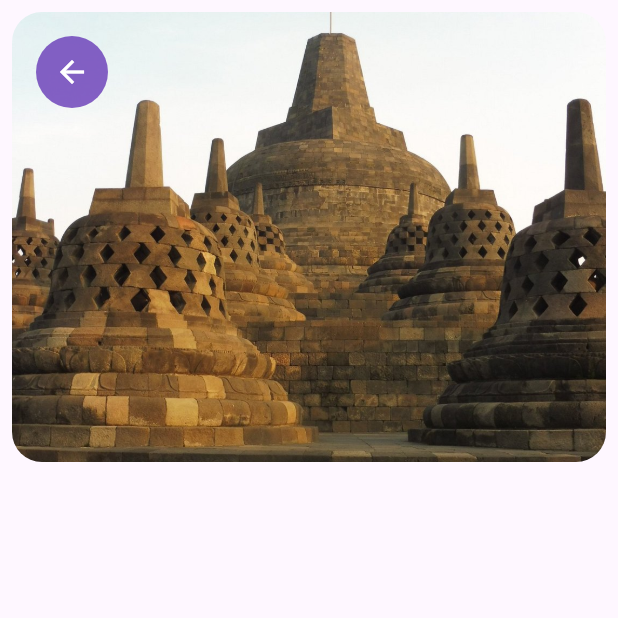
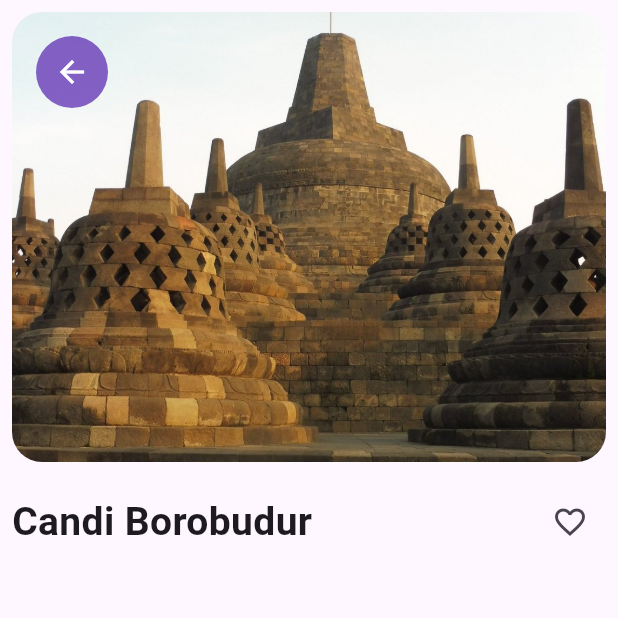
Before and after one commit to ahmfarisi/wisata_candi, a Flutter app: the screen it shows after launch, on a phone screen of 412 x 824 dp, the top half of it. Run offline on Flutter 3.47's test engine with Material 3 defaults, Android fonts, the phone set to English and light mode, and no system bars.

Commit message:
Tambah bagian Detail Info (nama candi dan tombol favorit) di DetailScreen
Co-Authored-By: Claude Opus 5.5 <noreply@anthropic.com>

```diff
--- a/lib/screens/detail_screen.dart
+++ b/lib/screens/detail_screen.dart
@@ -10,7 +10,7 @@ class DetailScreen extends StatelessWidget {
     return Scaffold(
       body: Column(
         children: [
-          // Detail Header
+          // DETAIL HEADER
           Stack(
             children: [
               // Gambar Candi
@@ -42,8 +42,35 @@ class DetailScreen extends StatelessWidget {
               ),
             ],
           ),
-          // Detail Info
-          // Detail Gallery
+          // DETAIL INFO
+          Padding(
+            padding: const EdgeInsets.all(8.0),
+            child: Column(
+              crossAxisAlignment: CrossAxisAlignment.start,
+              children: [
+                // Info Atas
+                Row(
+                  mainAxisAlignment: MainAxisAlignment.spaceBetween,
+                  children: [
+                    Text(
+                      modelCandi.name,
+                      style: TextStyle(
+                        fontSize: 26,
+                        fontWeight: FontWeight.bold,
+                      ),
+                    ),
+                    IconButton(
+                      onPressed: () {},
+                      icon: const Icon(Icons.favorite_border),
+                    ),
+                  ],
+                ),
+                // Info Tengah
+                // Info Bawah
+              ],
+            ),
+          ),
+          // DETAIL GALLERY
         ],
       ),
     );
```
